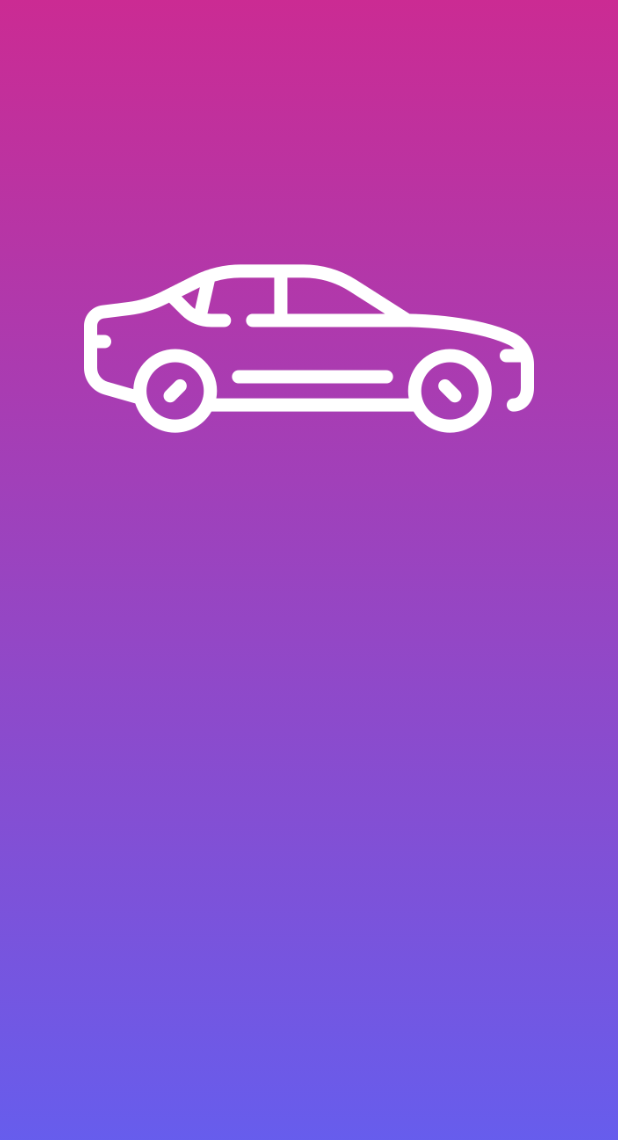
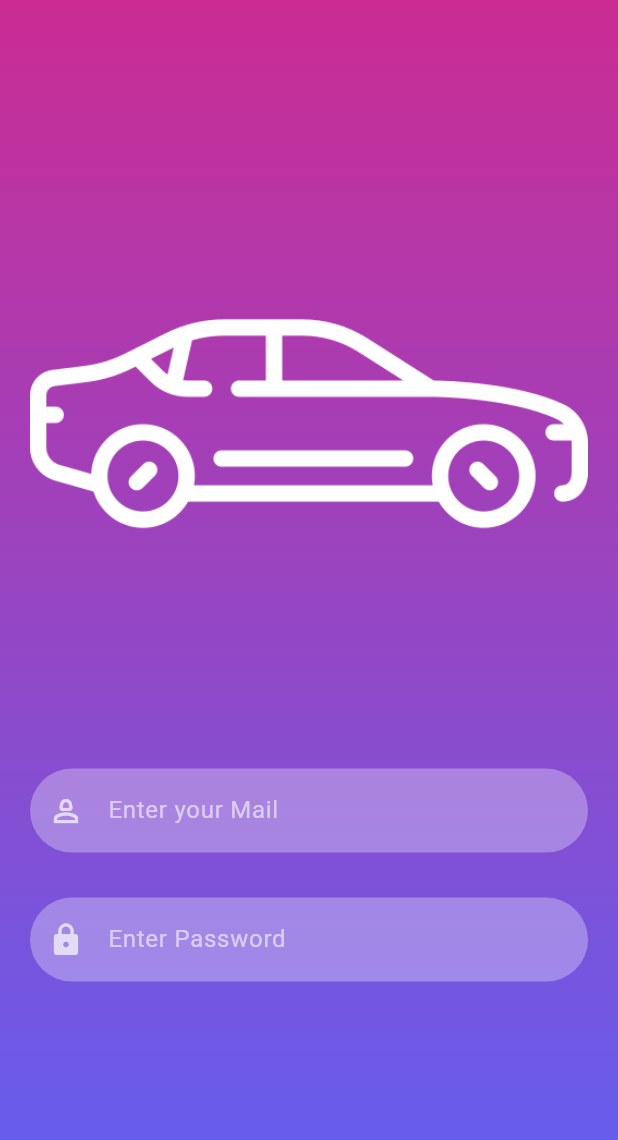
Before and after one commit to shoumik334/flutter_google_signin, a Flutter app: the screen it shows after launch, on a phone screen of 412 x 824 dp. Shown: the top 1140 px of the screen. Run offline on Flutter 3.47's test engine with Material 3 defaults, Android fonts, the phone set to English and light mode, and no system bars.

Commit message:
sign in screen design complete

```diff
--- a/lib/reusable_widgets/reusable_widget.dart
+++ b/lib/reusable_widgets/reusable_widget.dart
@@ -9,3 +9,32 @@ import 'package:flutter/material.dart';
 
 //   );
 // }
+
+TextField reusableTextField(String text, IconData icon, bool isPasswordType,
+    TextEditingController controller) {
+  return TextField(
+    controller: controller,
+    obscureText: isPasswordType,
+    enableSuggestions: !isPasswordType,
+    autocorrect: !isPasswordType,
+    cursorColor: Colors.white,
+    style: TextStyle(color: Colors.white.withAlpha(150)),
+    decoration: InputDecoration(
+      prefixIcon: Icon(
+        icon,
+        color: Colors.white70,
+      ),
+      labelText: text,
+      labelStyle: TextStyle(color: Colors.white.withAlpha(150)),
+      filled: true,
+      floatingLabelBehavior: FloatingLabelBehavior.never,
+      fillColor: Colors.white.withAlpha(77),
+      border: OutlineInputBorder(
+          borderRadius: BorderRadius.circular(30.0),
+          borderSide: const BorderSide(width: 0, style: BorderStyle.none)),
+    ),
+    keyboardType: isPasswordType
+        ? TextInputType.visiblePassword
+        : TextInputType.emailAddress,
+  );
+}
--- a/lib/screens/signin_screen.dart
+++ b/lib/screens/signin_screen.dart
@@ -4,10 +4,14 @@ import 'package:flutter_google_signin/reusable_widgets/reusable_widget.dart';
 class SignInScreen extends StatefulWidget {
   const SignInScreen({super.key});
 
+  @override
   _SignInScreenState createState() => _SignInScreenState();
 }
 
 class _SignInScreenState extends State<SignInScreen> {
+
+  final TextEditingController _passwordTextController = TextEditingController();
+  final TextEditingController _emailTextController = TextEditingController();
   @override
   Widget build(BuildContext context) {
     return Scaffold(
@@ -21,8 +25,12 @@ class _SignInScreenState extends State<SignInScreen> {
         ),
 
         child: Container(
-          alignment: Alignment.topCenter,
+          width: double.infinity,
+          height: MediaQuery.of(context).size.height,
+
+          //alignment: Alignment.topCenter,
           child: SingleChildScrollView(
+
             child: Padding(
               padding: EdgeInsets.fromLTRB(
                 20,
@@ -31,15 +39,26 @@ class _SignInScreenState extends State<SignInScreen> {
                 0,
               ),
               child: Column(
-                mainAxisSize: MainAxisSize.min,
+                crossAxisAlignment: CrossAxisAlignment.center,
+                //mainAxisAlignment: MainAxisAlignment.spaceAround,
+
                 children: [
                   Image.asset(
                     "assets/images/icon1.png",
                     fit: BoxFit.fitWidth,
-                    width: 300,
-                    height: 300,
+                    width: 400,
+                    height: 400,
                     color: Colors.white,
                   ),
+
+                  const SizedBox(height: 30,),
+                  reusableTextField("Enter your Mail", Icons.person_2_outlined, false, _emailTextController),
+                  const SizedBox(height: 30,),
+                  reusableTextField("Enter Password", Icons.lock, true, _passwordTextController),
+
+
+
+
                 ],
               ),
             ),
--- a/pubspec.yaml
+++ b/pubspec.yaml
@@ -51,6 +51,7 @@ dev_dependencies:
 
 # The following section is specific to Flutter packages.
 flutter:
+  uses-material-design: true
   assets:
     - assets/images/car1.png
     - assets/images/car1BG.png
```
